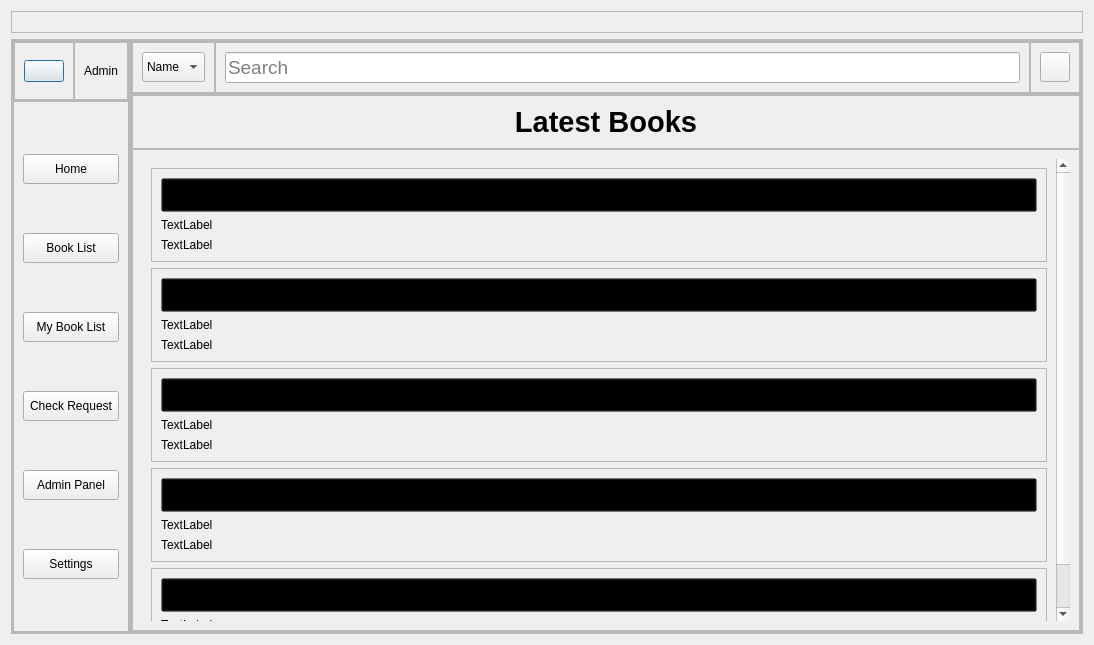
Old version of the form homepage.ui in the repository aavashlamichhane/LibMan.
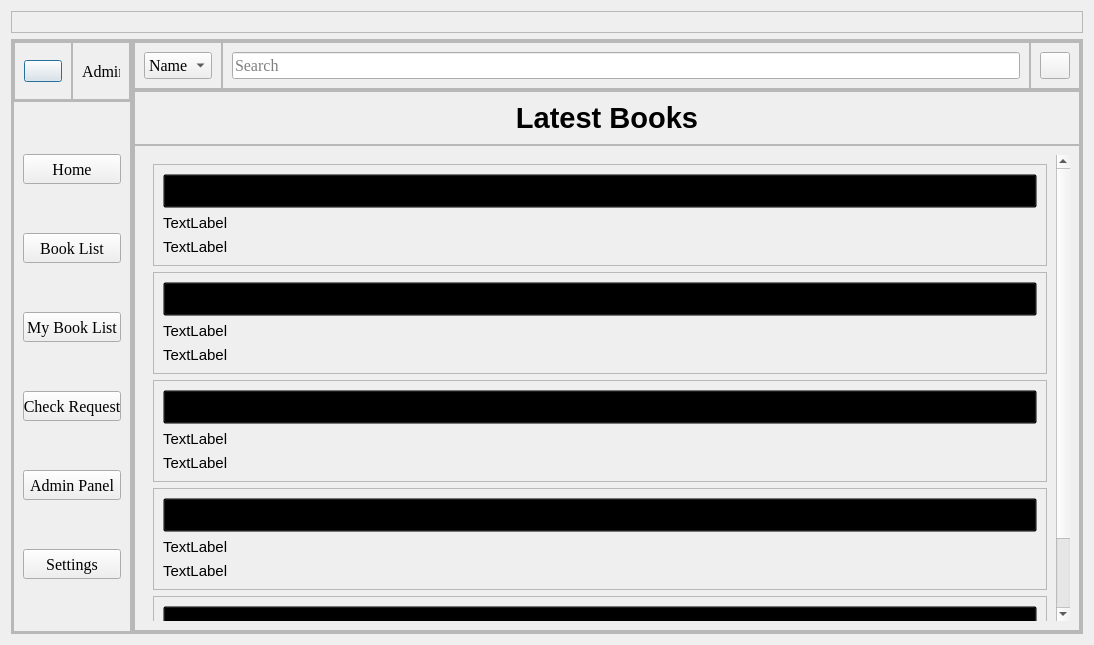
New version of the form. Icons and pictures are not drawn.

```diff
--- a/homepage.ui
+++ b/homepage.ui
@@ -197,6 +197,12 @@
               <layout class="QGridLayout" name="gridLayout">
                <item row="0" column="0">
                 <widget class="QLabel" name="label_name">
+                 <property name="font">
+                  <font>
+                   <family>Times New Roman</family>
+                   <pointsize>12</pointsize>
+                  </font>
+                 </property>
                  <property name="text">
                   <string>Admin</string>
                  </property>
@@ -225,6 +231,12 @@
                 <height>30</height>
                </size>
               </property>
+              <property name="font">
+               <font>
+                <family>Times New Roman</family>
+                <pointsize>12</pointsize>
+               </font>
+              </property>
               <property name="text">
                <string>Home</string>
               </property>
@@ -242,6 +254,12 @@
                 <height>30</height>
                </size>
               </property>
+              <property name="font">
+               <font>
+                <family>Times New Roman</family>
+                <pointsize>12</pointsize>
+               </font>
+              </property>
               <property name="text">
                <string>Book List</string>
               </property>
@@ -259,6 +277,12 @@
                 <height>30</height>
                </size>
               </property>
+              <property name="font">
+               <font>
+                <family>Times New Roman</family>
+                <pointsize>12</pointsize>
+               </font>
+              </property>
               <property name="text">
                <string>My Book List</string>
               </property>
@@ -276,6 +300,12 @@
                 <height>30</height>
                </size>
               </property>
+              <property name="font">
+               <font>
+                <family>Times New Roman</family>
+                <pointsize>12</pointsize>
+               </font>
+              </property>
               <property name="text">
                <string>Check Request</string>
               </property>
@@ -293,6 +323,12 @@
                 <height>30</height>
                </size>
               </property>
+              <property name="font">
+               <font>
+                <family>Times New Roman</family>
+                <pointsize>12</pointsize>
+               </font>
+              </property>
               <property name="text">
                <string>Admin Panel</string>
               </property>
@@ -310,6 +346,12 @@
                 <height>30</height>
                </size>
               </property>
+              <property name="font">
+               <font>
+                <family>Times New Roman</family>
+                <pointsize>12</pointsize>
+               </font>
+              </property>
               <property name="text">
                <string>Settings</string>
               </property>
@@ -402,6 +444,12 @@
                    <height>30</height>
                   </size>
                  </property>
+                 <property name="font">
+                  <font>
+                   <family>Times New Roman</family>
+                   <pointsize>12</pointsize>
+                  </font>
+                 </property>
                  <item>
                   <property name="text">
                    <string>Name</string>
@@ -436,7 +484,8 @@
                  </property>
                  <property name="font">
                   <font>
-                   <pointsize>14</pointsize>
+                   <family>Times New Roman</family>
+                   <pointsize>12</pointsize>
                   </font>
                  </property>
                  <property name="placeholderText">
@@ -559,8 +608,8 @@
                    <rect>
                     <x>0</x>
                     <y>0</y>
-                    <width>953</width>
-                    <height>500</height>
+                    <width>946</width>
+                    <height>505</height>
                    </rect>
                   </property>
                   <layout class="QVBoxLayout" name="verticalLayout_6">
@@ -575,6 +624,12 @@
                      <layout class="QVBoxLayout" name="verticalLayout_7">
                       <item>
                        <widget class="QPushButton" name="label_b1">
+                        <property name="font">
+                         <font>
+                          <family>century gothic</family>
+                          <pointsize>-1</pointsize>
+                         </font>
+                        </property>
                         <property name="styleSheet">
                          <string notr="true">background:transparent; Text-align:left;font-family:century gothic;font-size:18px; color:black;
 
@@ -587,6 +642,14 @@
                       </item>
                       <item>
                        <widget class="QLabel" name="label_a1">
+                        <property name="font">
+                         <font>
+                          <family>Segoe UI</family>
+                          <pointsize>11</pointsize>
+                          <italic>false</italic>
+                          <bold>false</bold>
+                         </font>
+                        </property>
                         <property name="styleSheet">
                          <string notr="true">font: 11pt &quot;Segoe UI&quot;;</string>
                         </property>
@@ -597,6 +660,14 @@
                       </item>
                       <item>
                        <widget class="QLabel" name="label_i1">
+                        <property name="font">
+                         <font>
+                          <family>Segoe UI</family>
+                          <pointsize>11</pointsize>
+                          <italic>false</italic>
+                          <bold>false</bold>
+                         </font>
+                        </property>
                         <property name="styleSheet">
                          <string notr="true">font: 11pt &quot;Segoe UI&quot;;</string>
                         </property>
@@ -619,6 +690,12 @@
                      <layout class="QVBoxLayout" name="verticalLayout_8">
                       <item>
                        <widget class="QPushButton" name="label_b2">
+                        <property name="font">
+                         <font>
+                          <family>century gothic</family>
+                          <pointsize>-1</pointsize>
+                         </font>
+                        </property>
                         <property name="focusPolicy">
                          <enum>Qt::StrongFocus</enum>
                         </property>
@@ -634,6 +711,14 @@
                       </item>
                       <item>
                        <widget class="QLabel" name="label_a2">
+                        <property name="font">
+                         <font>
+                          <family>Segoe UI</family>
+                          <pointsize>11</pointsize>
+                          <italic>false</italic>
+                          <bold>false</bold>
+                         </font>
+                        </property>
                         <property name="styleSheet">
                          <string notr="true">font: 11pt &quot;Segoe UI&quot;;</string>
                         </property>
@@ -644,6 +729,14 @@
                       </item>
                       <item>
                        <widget class="QLabel" name="label_i2">
+                        <property name="font">
+                         <font>
+                          <family>Segoe UI</family>
+                          <pointsize>11</pointsize>
+                          <italic>false</italic>
+                          <bold>false</bold>
+                         </font>
+                        </property>
                         <property name="styleSheet">
                          <string notr="true">font: 11pt &quot;Segoe UI&quot;;</string>
                         </property>
@@ -666,6 +759,12 @@
                      <layout class="QVBoxLayout" name="verticalLayout_9">
                       <item>
                        <widget class="QPushButton" name="label_b3">
+                        <property name="font">
+                         <font>
+                          <family>century gothic</family>
+                          <pointsize>-1</pointsize>
+                         </font>
+                        </property>
                         <property name="styleSheet">
                          <string notr="true">background:transparent; Text-align:left;font-family:century gothic;font-size:18px; color:black;
 
@@ -678,6 +777,14 @@
                       </item>
                       <item>
                        <widget class="QLabel" name="label_a3">
+                        <property name="font">
+                         <font>
+                          <family>Segoe UI</family>
+                          <pointsize>11</pointsize>
+                          <italic>false</italic>
+                          <bold>false</bold>
+                         </font>
+                        </property>
                         <property name="styleSheet">
                          <string notr="true">font: 11pt &quot;Segoe UI&quot;;</string>
                         </property>
@@ -688,6 +795,14 @@
                       </item>
                       <item>
                        <widget class="QLabel" name="label_i3">
+                        <property name="font">
+                         <font>
+                          <family>Segoe UI</family>
+                          <pointsize>11</pointsize>
+                          <italic>false</italic>
+                          <bold>false</bold>
+                         </font>
+                        </property>
                         <property name="styleSheet">
                          <string notr="true">font: 11pt &quot;Segoe UI&quot;;</string>
                         </property>
@@ -710,6 +825,12 @@
                      <layout class="QVBoxLayout" name="verticalLayout_10">
                       <item>
                        <widget class="QPushButton" name="label_b4">
+                        <property name="font">
+                         <font>
+                          <family>century gothic</family>
+                          <pointsize>-1</pointsize>
+                         </font>
+                        </property>
                         <property name="styleSheet">
                          <string notr="true">background:transparent; Text-align:left;font-family:century gothic;font-size:18px; color:black;
 
@@ -722,6 +843,14 @@
                       </item>
                       <item>
                        <widget class="QLabel" name="label_a4">
+                        <property name="font">
+                         <font>
+                          <family>Segoe UI</family>
+                          <pointsize>11</pointsize>
+                          <italic>false</italic>
+                          <bold>false</bold>
+                         </font>
+                        </property>
                         <property name="styleSheet">
                          <string notr="true">font: 11pt &quot;Segoe UI&quot;;</string>
                         </property>
@@ -732,6 +861,14 @@
                       </item>
                       <item>
                        <widget class="QLabel" name="label_i4">
+                        <property name="font">
+                         <font>
+                          <family>Segoe UI</family>
+                          <pointsize>11</pointsize>
+                          <italic>false</italic>
+                          <bold>false</bold>
+                         </font>
+                        </property>
                         <property name="styleSheet">
                          <string notr="true">font: 11pt &quot;Segoe UI&quot;;</string>
                         </property>
@@ -754,6 +891,12 @@
                      <layout class="QVBoxLayout" name="verticalLayout_11">
                       <item>
                        <widget class="QPushButton" name="label_b5">
+                        <property name="font">
+                         <font>
+                          <family>century gothic</family>
+                          <pointsize>-1</pointsize>
+                         </font>
+                        </property>
                         <property name="styleSheet">
                          <string notr="true">background:transparent; Text-align:left;font-family:century gothic;font-size:18px; color:black;
 
@@ -766,6 +909,14 @@
                       </item>
                       <item>
                        <widget class="QLabel" name="label_a5">
+                        <property name="font">
+                         <font>
+                          <family>Segoe UI</family>
+                          <pointsize>11</pointsize>
+                          <italic>false</italic>
+                          <bold>false</bold>
+                         </font>
+                        </property>
                         <property name="styleSheet">
                          <string notr="true">font: 11pt &quot;Segoe UI&quot;;</string>
                         </property>
@@ -776,6 +927,14 @@
                       </item>
                       <item>
                        <widget class="QLabel" name="label_i5">
+                        <property name="font">
+                         <font>
+                          <family>Segoe UI</family>
+                          <pointsize>11</pointsize>
+                          <italic>false</italic>
+                          <bold>false</bold>
+                         </font>
+                        </property>
                         <property name="styleSheet">
                          <string notr="true">font: 11pt &quot;Segoe UI&quot;;</string>
                         </property>
```
